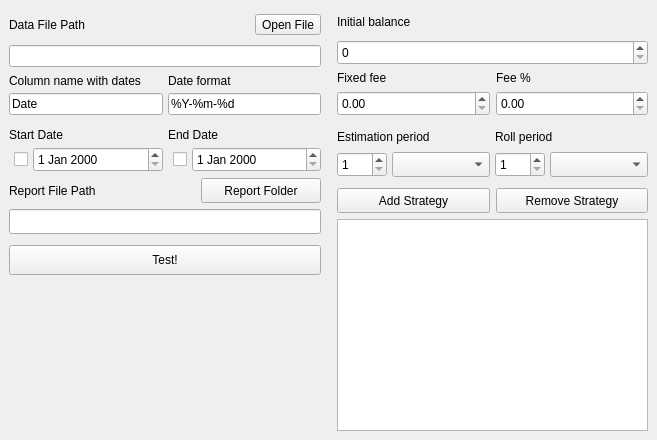
First picture: the form in hrp.ui, repository daniilmann/hrp, before the edit.
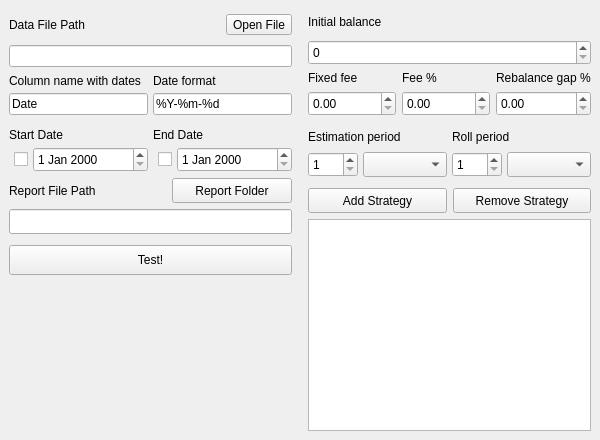
Second picture: the form after the edit.

Commit message: ui qt designer

```diff
--- a/hrp.ui
+++ b/hrp.ui
@@ -9,7 +9,7 @@
    <rect>
     <x>0</x>
     <y>0</y>
-    <width>657</width>
+    <width>600</width>
     <height>440</height>
    </rect>
   </property>
@@ -396,6 +396,30 @@
             </item>
            </layout>
           </item>
+          <item>
+           <layout class="QVBoxLayout" name="rebgapLayout">
+            <property name="bottomMargin">
+             <number>0</number>
+            </property>
+            <item>
+             <widget class="QLabel" name="rebgapLabel">
+              <property name="text">
+               <string>Rebalance gap %</string>
+              </property>
+             </widget>
+            </item>
+            <item>
+             <widget class="QDoubleSpinBox" name="rebgapSpin">
+              <property name="minimumSize">
+               <size>
+                <width>0</width>
+                <height>25</height>
+               </size>
+              </property>
+             </widget>
+            </item>
+           </layout>
+          </item>
          </layout>
         </item>
         <item>
```
